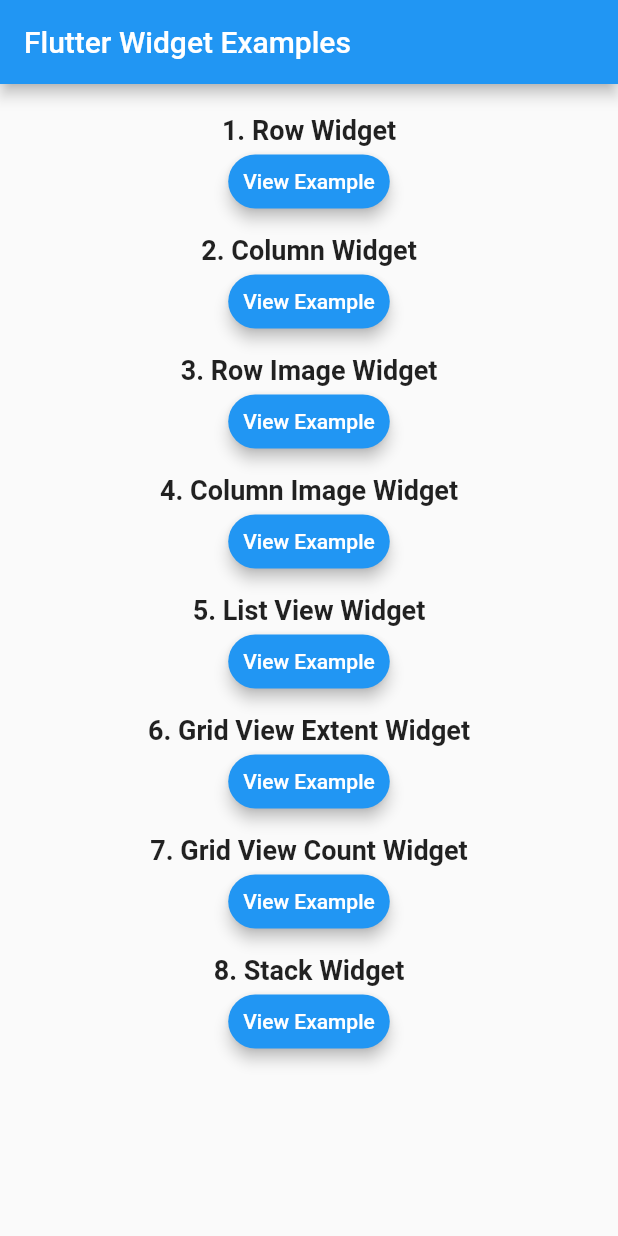
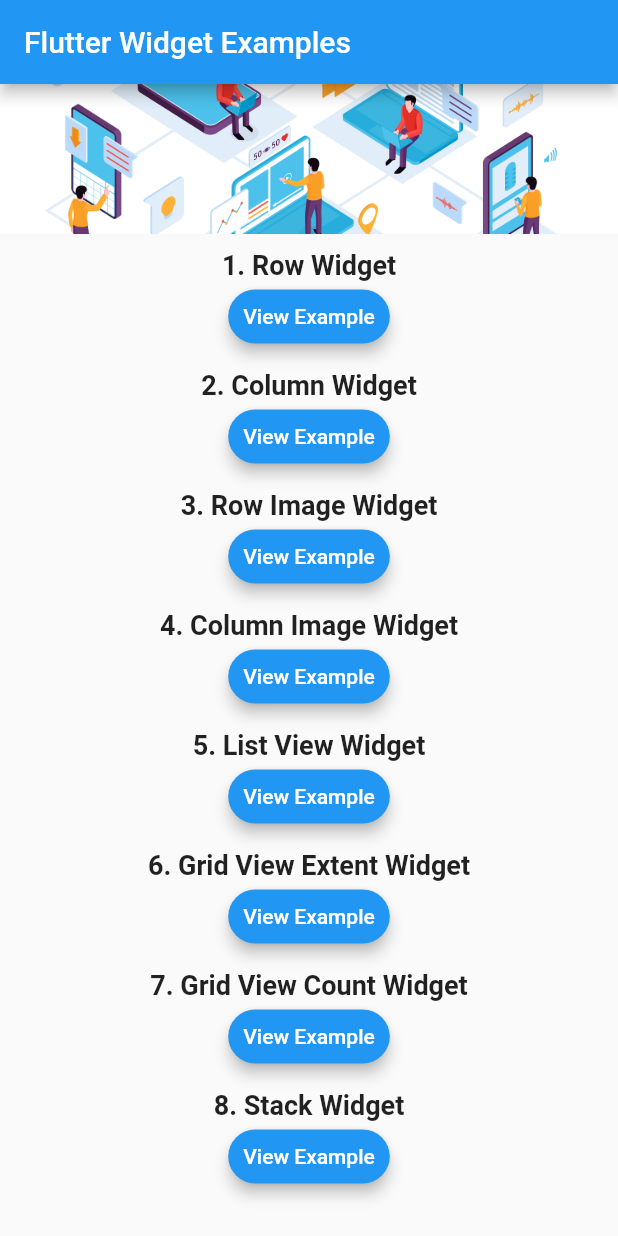
Before and after one commit to jsierra93/Flutter_Widgets_Examples, a Flutter app: the screen it shows after launch, on a phone screen of 412 x 824 dp. Run offline on Flutter 3.47's test engine with Material 2 defaults, Android fonts, the phone set to English and light mode, and no system bars.

Commit message:
finalizacion de codigo para app de ejemplo

```diff
--- a/lib/main.dart
+++ b/lib/main.dart
@@ -16,18 +16,25 @@
   @override
   Widget build(BuildContext context) {
     return MaterialApp(
+      debugShowCheckedModeBanner: false,
       title: 'Flutter Widget Examples',
       home: Scaffold(
           appBar: AppBar(
             title: Text('Flutter Widget Examples'),
           ),
-          body: Column(
-            crossAxisAlignment: CrossAxisAlignment.start,
+          body: ListView(
             children: <Widget>[
-              SizedBox(
-                height: 20,
-                width: double.infinity,
+              Stack(
+                children: <Widget>[
+                  Image.asset(
+                    'assets/images/image_home_2.jpg',
+                    height: 100,
+                    width: double.infinity,
+                    fit: BoxFit.cover,
+                  )
+                ],
               ),
+              SizedBox(height: 10, width: double.infinity),
               ListWidgetElement(
                   numItem: '1', textItem: 'Row Widget', linkPage: RowPages()),
               ListWidgetElement(
```
Also changed, not shown: assets/images/image_home.jpg (added), assets/images/image_home_2.jpg (added).
